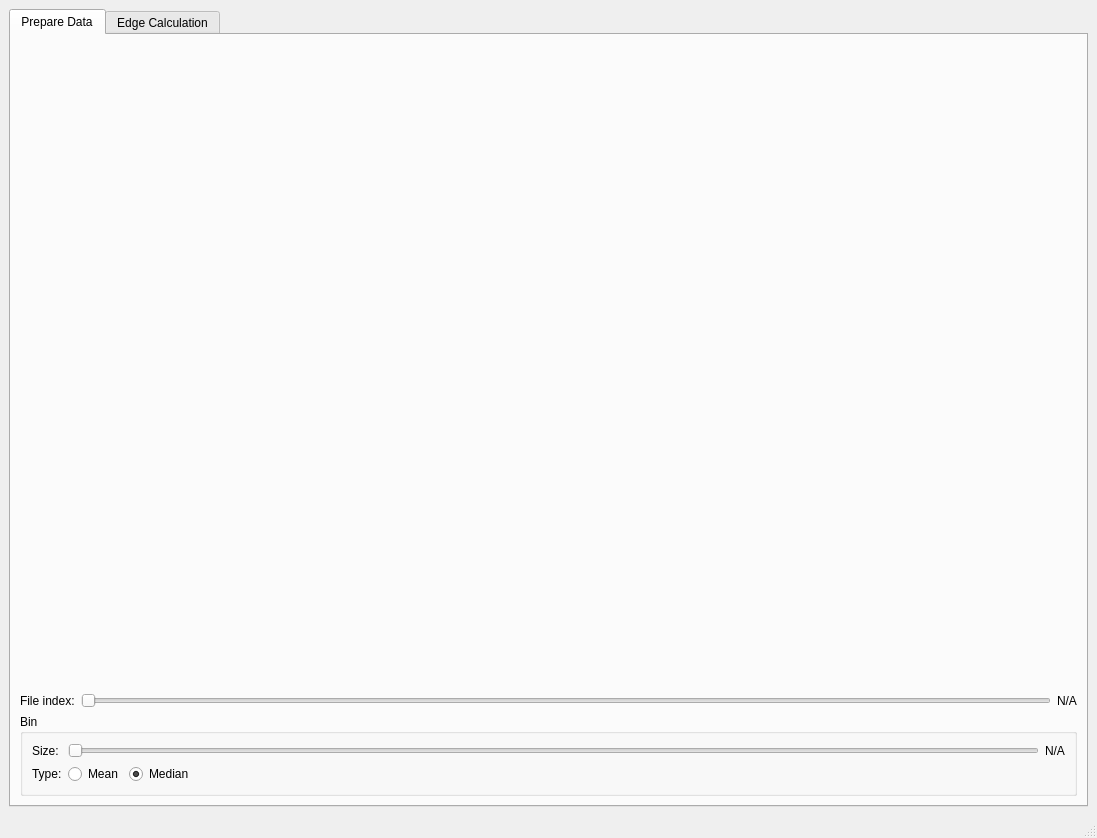
First picture: the form in notebooks/ui/ui_wave_front_dynamics.ui, repository neutronimaging/python_notebooks, before the edit.
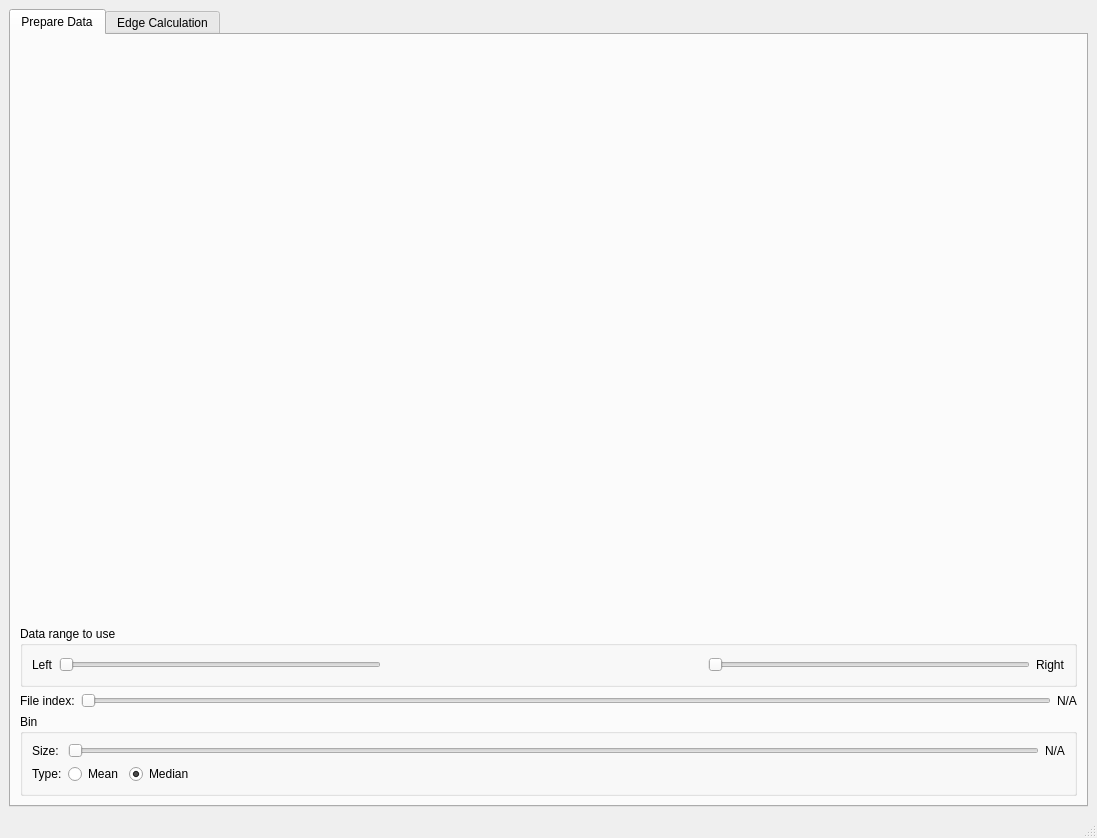
Second picture: the form after the edit. The open tabs and pages were chosen to show the change.

Commit message: widgets to exclude data on left and right in place. this refs #32

The edit to the form file:
```diff
--- a/notebooks/ui/ui_wave_front_dynamics.ui
+++ b/notebooks/ui/ui_wave_front_dynamics.ui
@@ -35,6 +35,56 @@
           </property>
          </widget>
         </item>
+        <item>
+         <widget class="QGroupBox" name="groupBox_3">
+          <property name="title">
+           <string>Data range to use</string>
+          </property>
+          <layout class="QHBoxLayout" name="horizontalLayout_8">
+           <item>
+            <widget class="QLabel" name="label_3">
+             <property name="text">
+              <string>Left</string>
+             </property>
+            </widget>
+           </item>
+           <item>
+            <widget class="QSlider" name="left_range_slider">
+             <property name="orientation">
+              <enum>Qt::Horizontal</enum>
+             </property>
+            </widget>
+           </item>
+           <item>
+            <spacer name="horizontalSpacer_5">
+             <property name="orientation">
+              <enum>Qt::Horizontal</enum>
+             </property>
+             <property name="sizeHint" stdset="0">
+              <size>
+               <width>180</width>
+               <height>20</height>
+              </size>
+             </property>
+            </spacer>
+           </item>
+           <item>
+            <widget class="QSlider" name="right_range_slider">
+             <property name="orientation">
+              <enum>Qt::Horizontal</enum>
+             </property>
+            </widget>
+           </item>
+           <item>
+            <widget class="QLabel" name="label_5">
+             <property name="text">
+              <string>Right</string>
+             </property>
+            </widget>
+           </item>
+          </layout>
+         </widget>
+        </item>
         <item>
          <layout class="QHBoxLayout" name="horizontalLayout_3">
           <item>
```
Left out of the diff: 68 changed lines with no effect on the pictures. The commit also changes 2 other files.
